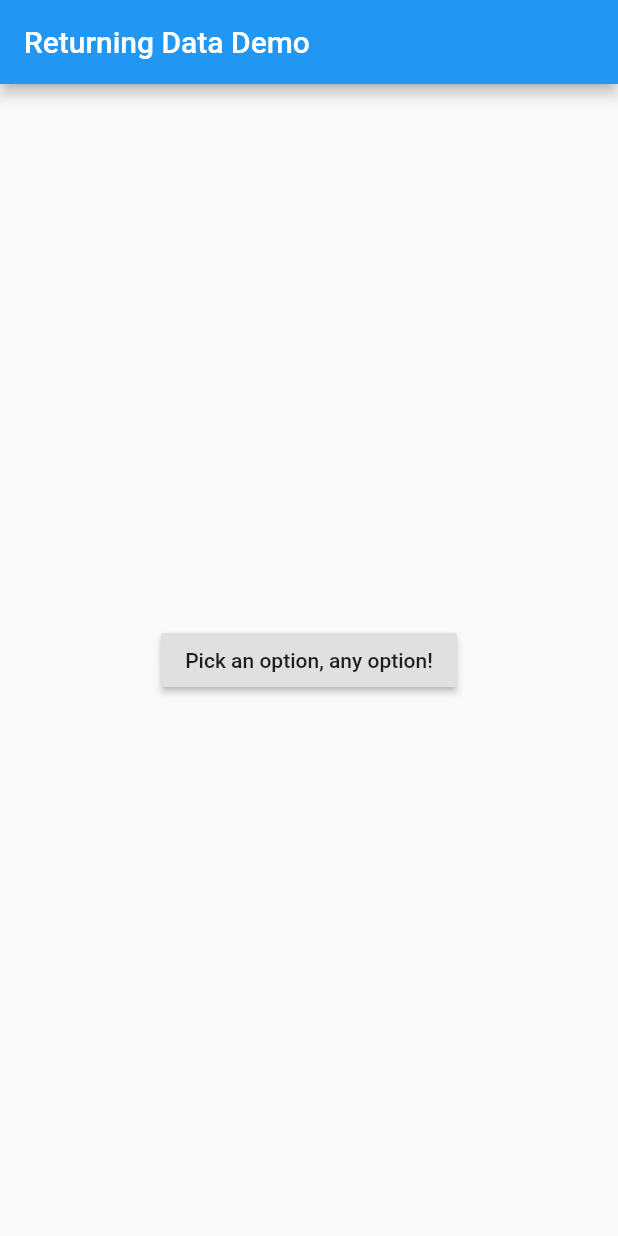
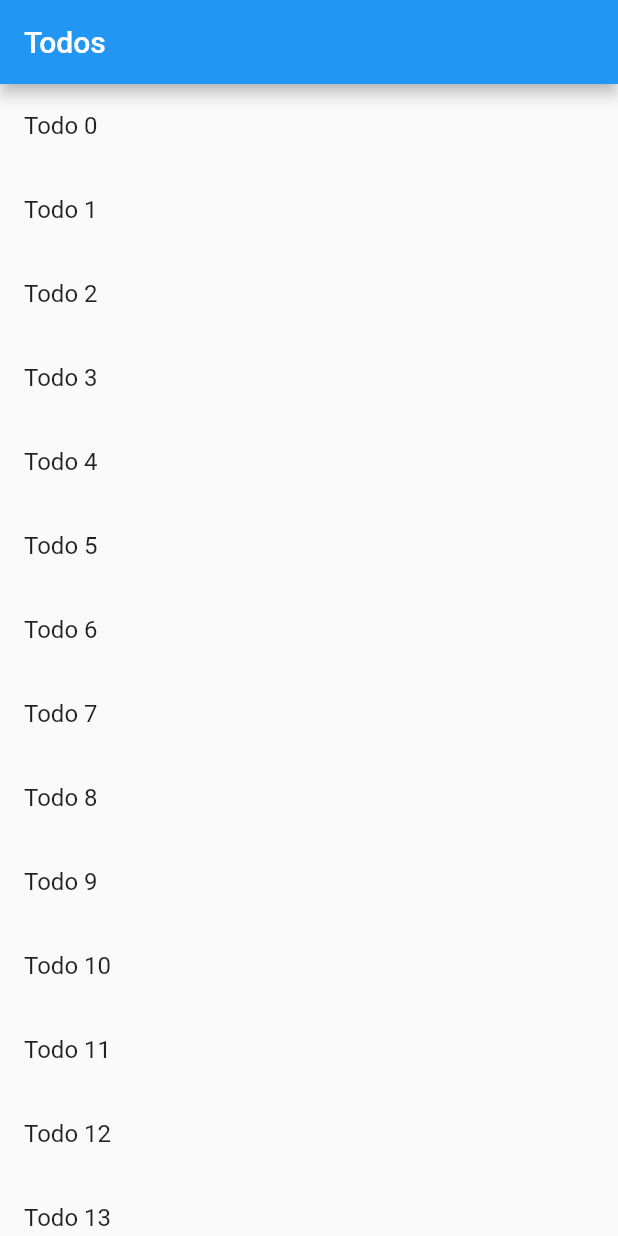
Before and after one commit to vaughan189/flutter-learning, a Flutter app: the screen it shows after launch, on a phone screen of 412 x 824 dp. Run offline on Flutter 3.47's test engine with Material 2 defaults, Android fonts, the light colour scheme and no system bars.

Commit message:
Send data to a new screen

```diff
--- a/navigation_and_routing/lib/main.dart
+++ b/navigation_and_routing/lib/main.dart
@@ -1,87 +1,79 @@
 import 'package:flutter/material.dart';
 
-void main() => runApp(MyApp());
+class Todo {
+  final String title;
+  final String description;
 
-class MyApp extends StatelessWidget {
-  @override
-  Widget build(BuildContext context) {
-    return MaterialApp(title: 'Navigation with Arguments', home: HomeScreen());
-  }
+  Todo(this.title, this.description);
 }
 
-class HomeScreen extends StatelessWidget {
+final todos = List<Todo>.generate(
+  20,
+  (i) => Todo(
+    'Todo $i',
+    'A description of what needs to be done for Todo $i',
+  ),
+);
+
+void main() {
+  runApp(MaterialApp(
+    title: 'Passing Data',
+    home: TodosScreen(
+      todos: todos,
+    ),
+  ));
+}
+
+class TodosScreen extends StatelessWidget {
+  final List<Todo> todos;
+
+  //requiring the list of todos
+  TodosScreen({Key key, @required this.todos}) : super(key: key);
+
   @override
   Widget build(BuildContext context) {
     return Scaffold(
       appBar: AppBar(
-        title: Text('Returning Data Demo'),
+        title: Text('Todos'),
       ),
-      // Create the SelectionButton widget in the next step.
-      body: Center(child: SelectionButton()),
+      //passing in the ListView.builder
+      body: ListView.builder(
+        itemCount: todos.length,
+        itemBuilder: (context, index) {
+          return ListTile(
+            title: Text(todos[index].title),
+            onTap: () {
+              Navigator.push(
+                context,
+                MaterialPageRoute(
+                  builder: (context) => DetailScreen(todo: todos[index]),
+                ),
+              );
+            },
+          );
+        },
+      ),
     );
   }
 }
 
-class SelectionButton extends StatelessWidget {
+class DetailScreen extends StatelessWidget {
+  // Declare a field that holds the Todo.
+  final Todo todo;
+
+  // In the constructor, require a Todo.
+  DetailScreen({Key key, @required this.todo}) : super(key: key);
+
   @override
   Widget build(BuildContext context) {
-    return RaisedButton(
-      onPressed: () {
-        _navigateAndDisplaySelection(context);
-      },
-      child: Text('Pick an option, any option!'),
-    );
-  }
-
-  // A method that launches the SelectionScreen and awaits the
-  // result from Navigator.pop.
-  _navigateAndDisplaySelection(BuildContext context) async {
-    final result = await Navigator.push(
-      context,
-      MaterialPageRoute(builder: (context) => SelectionScreen()),
-    );
-
-    // After the Selection Screen returns a result, hide any previous snackbars
-    // and show the new result.
-    Scaffold.of(context)
-      ..removeCurrentSnackBar()
-      ..showSnackBar(SnackBar(content: Text("$result")));
-  }
-}
-
-class SelectionScreen extends StatelessWidget {
-  @override
-  Widget build(BuildContext context) {
+    // Use the Todo to create the UI.
     return Scaffold(
       appBar: AppBar(
-        title: Text('Pick an option'),
+        title: Text(todo.title),
       ),
-      body: Center(
-        child: Column(
-          mainAxisAlignment: MainAxisAlignment.center,
-          children: <Widget>[
-            Padding(
-              padding: const EdgeInsets.all(8.0),
-              child: RaisedButton(
-                onPressed: () {
-                  // The Yep button returns "Yep!" as the result.
-                  Navigator.pop(context, 'Yep!');
-                },
-                child: Text('Yep!'),
-              ),
-            ),
-            Padding(
-              padding: const EdgeInsets.all(8.0),
-              child: RaisedButton(
-                onPressed: () {
-                  // The Nope button returns "Nope!" as the result.
-                  Navigator.pop(context, 'Nope!');
-                },
-                child: Text('Nope!'),
-              ),
-            ),
-          ],
-        ),
+      body: Padding(
+        padding: EdgeInsets.all(16.0),
+        child: Text(todo.description),
       ),
     );
   }
```
